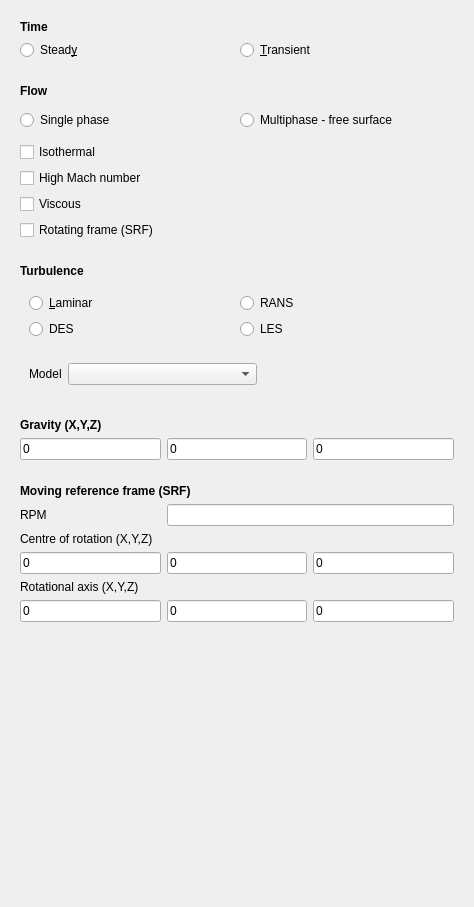
First picture: the form in Gui/TaskPanelPhysics.ui, repository kevinsmia1939/CfdOF, before the edit.
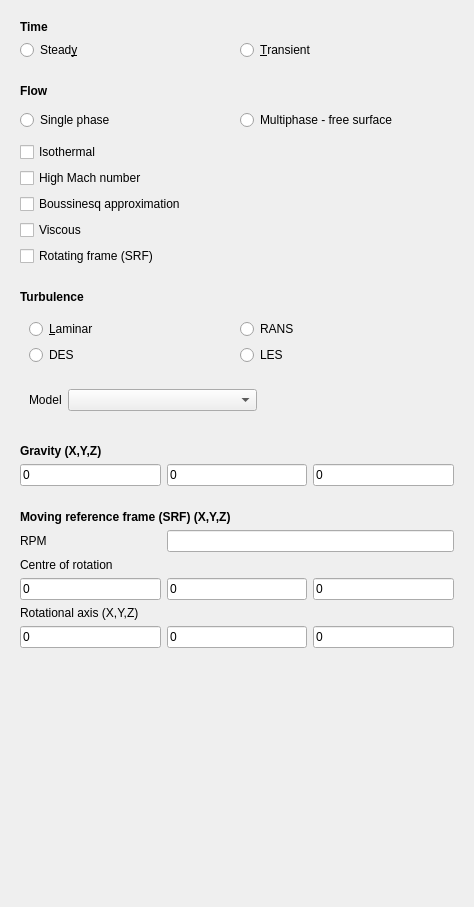
Second picture: the form after the edit. Custom widgets are drawn as their Qt base class.

Commit message: add support for buoyantBoussinesq

```diff
--- a/Gui/TaskPanelPhysics.ui
+++ b/Gui/TaskPanelPhysics.ui
@@ -167,7 +167,7 @@
          </font>
         </property>
         <property name="text">
-         <string>Moving reference frame (SRF)</string>
+         <string>Moving reference frame (SRF) (X,Y,Z)</string>
         </property>
        </widget>
       </item>
@@ -210,7 +210,7 @@
       <item row="2" column="0" colspan="3">
        <widget class="QLabel" name="label_COfR">
         <property name="text">
-         <string>Centre of rotation (X,Y,Z)</string>
+         <string>Centre of rotation</string>
         </property>
        </widget>
       </item>
@@ -361,6 +361,19 @@
            </property>
           </widget>
          </item>
+         <item row="4" column="0">
+          <widget class="QCheckBox" name="checkBoxBoussinesq">
+           <property name="sizePolicy">
+            <sizepolicy hsizetype="MinimumExpanding" vsizetype="Fixed">
+             <horstretch>0</horstretch>
+             <verstretch>0</verstretch>
+            </sizepolicy>
+           </property>
+           <property name="text">
+            <string>Boussinesq approximation</string>
+           </property>
+          </widget>
+         </item>
         </layout>
        </widget>
       </item>
```
The commit also changes 17 other files.
